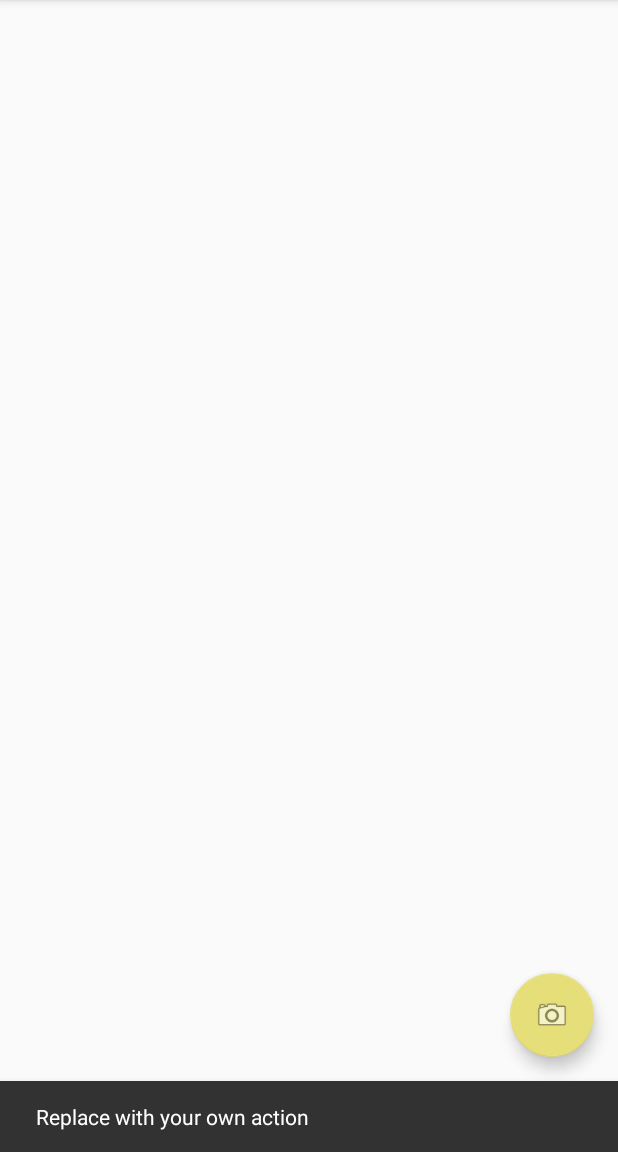
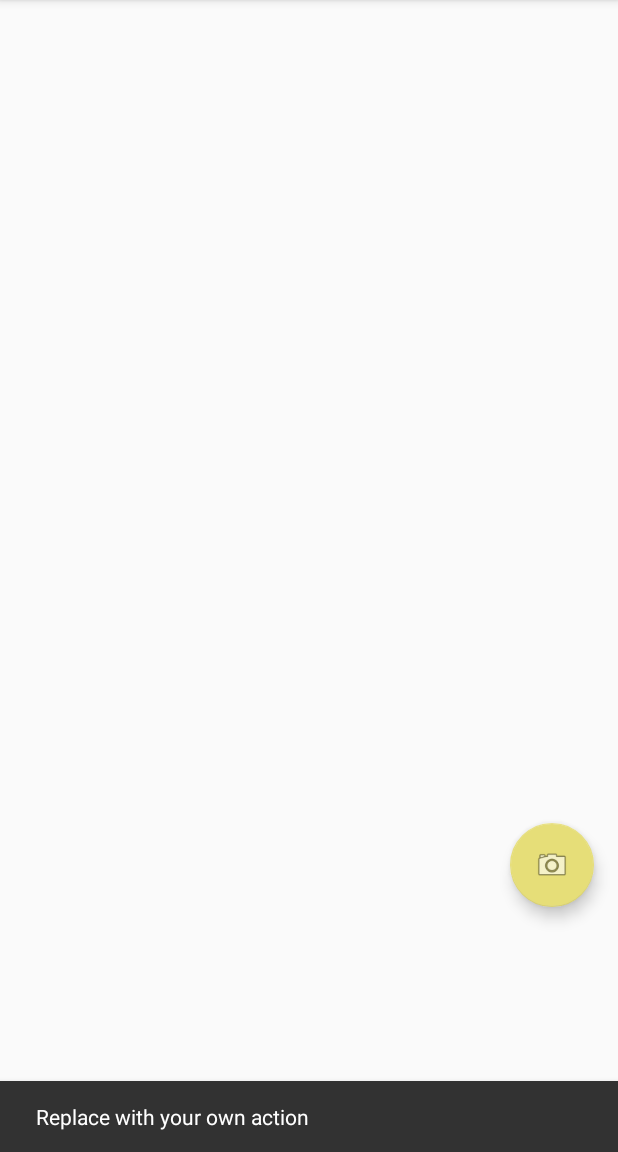
Before and after one commit to ramonaharrison/ar-workshop, an Android app: the screen it shows after launch (MainActivity), after a tap on an icon or button, on a phone screen of 412 x 824 dp, the part 84-1236 px from its top. Run offline under Robolectric (Android 15) with nearby library versions, the phone set to English and light mode, and no system bars; our stand-ins replace Picasso; pictures from the network do not load.

Commit message:
fix fab overlap

```diff
--- a/app/src/main/res/layout/activity_main.xml
+++ b/app/src/main/res/layout/activity_main.xml
@@ -28,7 +28,8 @@
             android:layout_width="wrap_content"
             android:layout_height="wrap_content"
             android:layout_gravity="bottom|end"
-            android:layout_margin="@dimen/fab_margin"
+            android:layout_marginEnd="@dimen/fab_margin"
+            android:layout_marginBottom="116dp"
             app:srcCompat="@android:drawable/ic_menu_camera"/>
 
 </androidx.coordinatorlayout.widget.CoordinatorLayout>
```
